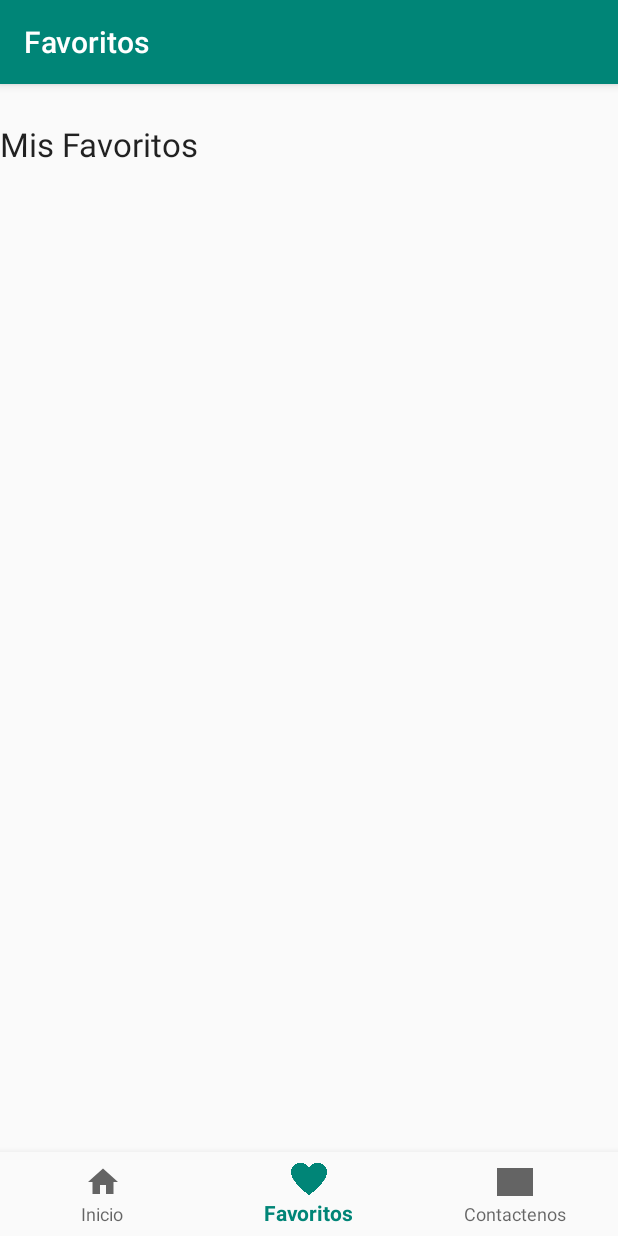
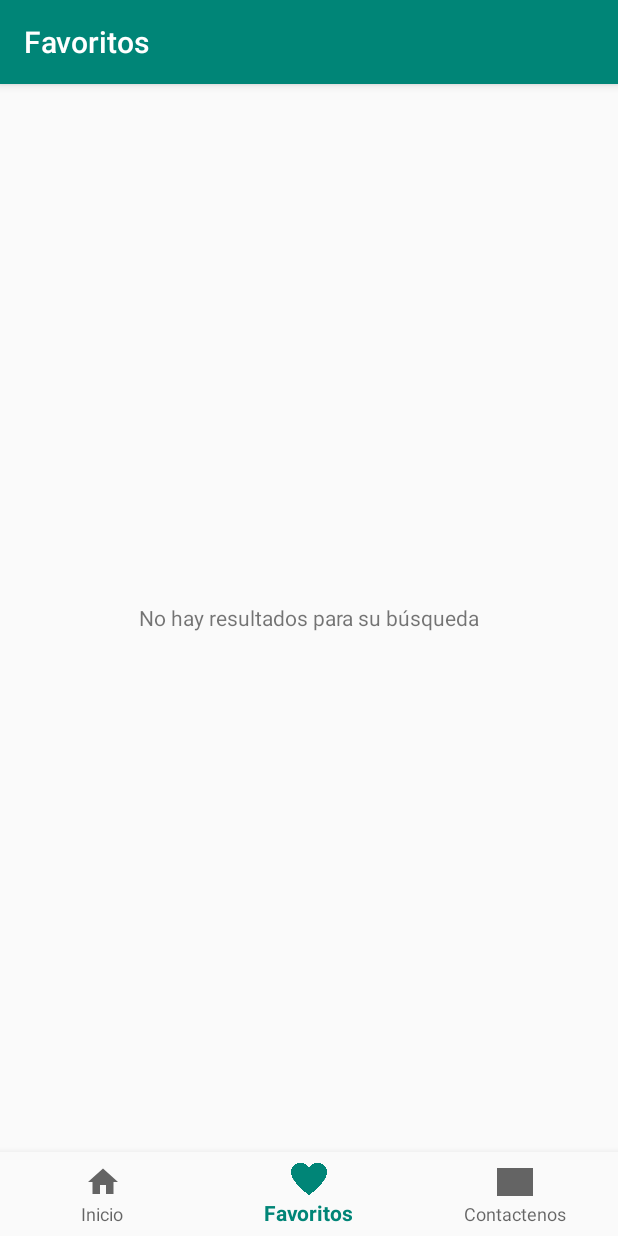
Before and after one commit to ajemmott/Relax, an Android app: the Fragmento_inicio screen opened directly, with no data from a screen before it, item 2 of the bottom bar chosen, on a phone screen of 412 x 824 dp. Run offline under Robolectric (Android 15) with nearby library versions, the phone set to English and light mode, and no system bars.

Commit message:
Mejoré la forma de guardar todo, Ahora si se usa la clase. Implementación de la sección de favoritos.

```diff
--- a/app/src/main/java/com/example/jmbwb/relax/DatosTecnicas.java
+++ b/app/src/main/java/com/example/jmbwb/relax/DatosTecnicas.java
@@ -3,15 +3,18 @@ package com.example.jmbwb.relax;
 public class DatosTecnicas {
     private String titulo, url_video, descripcion;
     private int imagen;
+    private Float rating;
 
-    public DatosTecnicas(String titulo, String url_video, String descripcion, int imagen){
+    public DatosTecnicas(String titulo, String url_video, String descripcion, int imagen, float rating){
         this.titulo=titulo;
         this.imagen=imagen;
         this.descripcion=descripcion;
         this.url_video=url_video;
+        this.rating=rating;
     }
 
     public void setTitulo(String titulo) {
+
         this.titulo = titulo;
     }
 
@@ -35,6 +38,14 @@ public class DatosTecnicas {
         this.descripcion = descripcion;
     }
 
+    public Float getRating() {
+        return rating;
+    }
+
+    public void setRating(Float rating) {
+        this.rating = rating;
+    }
+
     public String getTitulo() {
         return titulo;
     }
@@ -42,4 +53,26 @@ public class DatosTecnicas {
     public int getImagen() {
         return imagen;
     }
+
+    public static Object buscarFavorito(int i){
+        DatosTecnicas favorito;
+
+        if (Fragmento_inicio.datosTecnicas.get(i).getRating() >= 4.5){
+            favorito = Fragmento_inicio.datosTecnicas.get(i);
+            return favorito;
+        }
+        return null;
+    }
+
+    public static Integer  buscarObj (String nombre){
+        int i;
+
+        for (i=0; i < Fragmento_inicio.datosTecnicas.size(); i++){
+            if (Fragmento_inicio.datosTecnicas.get(i).titulo.equals(nombre)){
+                return i;
+            }
+        }
+        return null;
+    }
+
 }
--- a/app/src/main/java/com/example/jmbwb/relax/Fragmento_favorito.java
+++ b/app/src/main/java/com/example/jmbwb/relax/Fragmento_favorito.java
@@ -4,23 +4,72 @@ import android.os.Bundle;
 import android.support.annotation.NonNull;
 import android.support.annotation.Nullable;
 import android.support.v4.app.Fragment;
+import android.support.v7.widget.DefaultItemAnimator;
+import android.support.v7.widget.DividerItemDecoration;
+import android.support.v7.widget.GridLayoutManager;
+import android.support.v7.widget.LinearLayoutManager;
+import android.support.v7.widget.RecyclerView;
 import android.view.LayoutInflater;
 import android.view.View;
 import android.view.ViewGroup;
 import android.widget.TextView;
 
+import java.util.ArrayList;
+
 public class Fragmento_favorito extends Fragment {
+    View view;
+    public ArrayList<DatosTecnicas> favoritos = new ArrayList<>();     //Lista de favoritos
+    TextView tv_vacio;
+
     @Nullable
     @Override
     public View onCreateView(@NonNull LayoutInflater inflater, @Nullable ViewGroup container, @Nullable Bundle savedInstanceState) {
         //definir el xml para el fragmento
-        return inflater.inflate(R.layout.fragmento_favorito, container, false);
+        View view = inflater.inflate(R.layout.fragmento_favorito, container, false);
+
+        tv_vacio = view.findViewById(R.id.tv_vacio);
+
+        //El recycler view
+        RecyclerView rv_favoritos = view.findViewById(R.id.rv_favoritos);
+        //El layout manager
+        rv_favoritos.setLayoutManager(new LinearLayoutManager(getActivity()));
+
+        int j=0;
+        for (int i=0; i < Fragmento_inicio.datosTecnicas.size(); i++){
+            Float actual = Fragmento_inicio.datosTecnicas.get(i).getRating();
+            if (actual > 3.5){
+                favoritos.add(j, Fragmento_inicio.datosTecnicas.get(i));
+                j++;
+            }
+        }
+
+        if (favoritos.isEmpty()) {
+            rv_favoritos.setVisibility(View.GONE);
+            tv_vacio.setVisibility(View.VISIBLE);
+        }
+        else {
+            rv_favoritos.setVisibility(View.VISIBLE);
+            tv_vacio.setVisibility(View.GONE);
+        }
+
+        //creando adaptador
+        RecyclerViewAdapter adapter = new RecyclerViewAdapter(favoritos);
+        //asignandolo
+        rv_favoritos.setAdapter(adapter);
+        //animador
+        rv_favoritos.setItemAnimator(new DefaultItemAnimator());
+        //estableciendo como un grid de dos columnas
+        rv_favoritos.setLayoutManager(new GridLayoutManager(getActivity(), 2));
+        //para la linea que separa cada uno
+        rv_favoritos.addItemDecoration(new DividerItemDecoration(rv_favoritos.getContext(), DividerItemDecoration.VERTICAL));
+
+        //definir el xml para el fragmento
+        return view;
     }
 
     //Cualquier setup de las vistas es acá
     @Override
     public void onViewCreated(@NonNull View view, @Nullable Bundle savedInstanceState) {
         super.onViewCreated(view, savedInstanceState);
-        TextView tv_favoritos = view.findViewById(R.id.tv_favoritos);
     }
 }
--- a/app/src/main/java/com/example/jmbwb/relax/Fragmento_inicio.java
+++ b/app/src/main/java/com/example/jmbwb/relax/Fragmento_inicio.java
@@ -23,6 +23,7 @@ import java.util.ArrayList;
 
 public class Fragmento_inicio extends Fragment {
     View view;
+    public static ArrayList <DatosTecnicas> datosTecnicas = new ArrayList<>();     //datos del recycler view
 
     @Nullable
     @Override
@@ -34,50 +35,8 @@ public class Fragmento_inicio extends Fragment {
 
         rv_tecnicas.setLayoutManager(new LinearLayoutManager(getActivity()));
 
-        //datos del recycler view
-        ArrayList<String> titulos = new ArrayList<>();
-        ArrayList<String> urls = new ArrayList<>();
-        ArrayList<String> descripcion = new ArrayList<>();
-        ArrayList<Integer> imagenes = new ArrayList<>();
-
-        titulos.add("Caminar"); titulos.add("Conversar"); titulos.add("Correr"); titulos.add("Escuchar música");
-        titulos.add("Relajación Progresiva"); titulos.add("Jugar con tu mascota"); titulos.add("Meditar");
-        titulos.add("Respirar"); titulos.add("Tomar té"); titulos.add("Yoga");
-
-        urls.add("9YfnG_UC5oU"); urls.add("FhMA9FKFwjc"); urls.add("zq0ua8CPMeo"); urls.add("4FvuEaByqLE");
-        urls.add("eu-2iWv_fCM"); urls.add("zkJGccBiCkg"); urls.add("a9fBwDihz5c");
-        urls.add("Df5cnoSVz-U"); urls.add("EnSash8H_Ac"); urls.add("1J8CRcoFekE");
-
-        descripcion.add("amina. No importa si es de camino a la oficina, de la estación de tren a casa, o simplemente mientras andas a la orilla del mar o entre los árboles.");
-        descripcion.add("");
-        descripcion.add("Al correr nuestro organismo continua experimentando beneficios una vez en reposo: se generan endorfinas que provocan sensaciones placenteras y de bienestar, minimizando estados de ansiedad y aumentando la relajación.");
-        descripcion.add("La música es una herramienta muy poderosa ya que tiene el poder de transmitir emociones, y está comprobado que la música que escuchamos afecta al ser humano de  diferentes formas y llega a modificar el estado de ánimo. ");
-        descripcion.add("Consiste en ir relajando los grupos musculares del cuerpo de manera progresiva, como si se tratase del recorrido de un pequeño tren imaginario. Es un ejercicio muy útil para reducir la ansiedad relacionada con procesos físicos como el deporte o el seguimiento de horarios estrictos.");
-        descripcion.add("El efecto calmante de una mascota también protege contra la soledad, depresión y ansiedad. Los psicoterapeutas reportan que muchos pacientes tensos y ansiosos se calman y relajan cuando se lleva un animal a la habitación en la que se encuentran.");
-        descripcion.add("Para esta técnica de relajación necesitarás sentarte en una silla cómoda y empezar a seguir los pasos descritos en el ejercicio de respiración con el diafragma. ");
-        descripcion.add("La respiración profunda ayuda a activar el sistema nervioso parasimpático, induciendo a la relajación. La técnica de respiración denominada 4, 7, 8 funciona como un tranquilizante natural para el sistema nervioso.");
-        descripcion.add("Existen algunas infusiones que nos ayudan a aliviar tensiones y nos pueden resultar de utilidad en estas situaciones.");
-        descripcion.add("El yoga ha demostrado ser particularmente beneficioso si se sufre de dolor de espalda, y también puede ser de gran beneficio para la salud mental.");
-
-        imagenes.add(R.drawable.t_caminar); imagenes.add(R.drawable.t_conversar); imagenes.add(R.drawable.t_correr); imagenes.add(R.drawable.t_escucharmusica);
-        imagenes.add(R.drawable.t_jacobson); imagenes.add(R.drawable.t_jugarmascota); imagenes.add(R.drawable.t_meditar);
-        imagenes.add(R.drawable.t_respirar); imagenes.add(R.drawable.t_tomarte); imagenes.add(R.drawable.t_yoga);
-        //DatosTecnicas datos[] = {
-         //       new DatosTecnicas("Caminar", "9YfnG_UC5oU", "Camina. No importa si es de camino a la oficina, del supermercado al colegio de los niños, de la estación de tren a casa, o simplemente mientras andas a la orilla del mar o entre los árboles.",R.drawable.t_caminar),
-         //       new DatosTecnicas("Conversar", "FhMA9FKFwjc", "", R.drawable.t_conversar),
-         //       new DatosTecnicas("Correr", "zq0ua8CPMeo", "Al correr nuestro organismo continua experimentando beneficios una vez en reposo: se generan endorfinas que son opiáceos endógenos que provocan sensaciones placenteras y de bienestar, minimizando estados de ansiedad y aumentando la relajación.", R.drawable.t_correr),
-         //       new DatosTecnicas("Escuchar música","4FvuEaByqLE", "La música es una herramienta muy poderosa ya que tiene el poder de transmitir emociones, y está comprobado que la música que escuchamos afecta al ser humano de  diferentes formas y llega a modificar el estado de ánimo. " ,R.drawable.t_escucharmusica),
-         //       new DatosTecnicas("Relajación Progresiva","eu-2iWv_fCM" ,"Consiste en ir relajando los grupos musculares del cuerpo de manera progresiva, como si se tratase del recorrido de un pequeño tren imaginario. Es un ejercicio muy útil para reducir la ansiedad relacionada con procesos físicos como el deporte o el seguimiento de horarios estrictos. Sin embargo, hacerlo te llevará más rato que el resto, por lo que deberías de asegurarte que dispones de un tiempo en el que nadie te va a molestar.",R.drawable.t_jacobson),
-          //      new DatosTecnicas("Jugar con tu mascota", "zkJGccBiCkg", "El efecto calmante de una mascota también protege contra la soledad, depresión y ansiedad. Los psicoterapeutas reportan que muchos pacientes tensos y ansiosos se calman y relajan cuando se lleva un animal a la habitación en la que se encuentran.", R.drawable.t_jugarmascota),
-         //       new DatosTecnicas("Meditar", "a9fBwDihz5c","Para esta técnica de relajación necesitarás sentarte en una silla cómoda y empezar a seguir los pasos descritos en el ejercicio de respiración con el diafragma. ",R.drawable.t_meditar),
-         //       new DatosTecnicas("Respirar", "Df5cnoSVz-U", "La respiración profunda ayuda a activar el sistema nervioso parasimpático, induciendo a la relajación. La técnica de respiración denominada 4, 7, 8 del Dr. Weil funciona como un tranquilizante natural para el sistema nervioso.", R.drawable.t_respirar),
-         //       new DatosTecnicas("Tomar Té", "EnSash8H_Ac", "Existen algunas infusiones que nos ayudan a aliviar tensiones y nos pueden resultar de utilidad en estas situaciones.", R.drawable.t_tomarte),
-         //       new DatosTecnicas("Yoga", "1J8CRcoFekE", "El yoga ha demostrado ser particularmente beneficioso si se sufre de dolor de espalda, y también puede ser de gran beneficio para la salud mental.", R.drawable.t_yoga)
-        //};
-
-
         //creando adaptador
-        RecyclerViewAdapter adapter = new RecyclerViewAdapter(titulos, urls, descripcion, imagenes);
+        RecyclerViewAdapter adapter = new RecyclerViewAdapter(datosTecnicas);
         //asignandolo
         rv_tecnicas.setAdapter(adapter);
         //animador
@@ -97,5 +56,16 @@ public class Fragmento_inicio extends Fragment {
         RecyclerView rv_nuevas = view.findViewById(R.id.rv_nuevas);
         TextView tv_tecnicas = view.findViewById(R.id.tv_tecnicas);
         RecyclerView rv_tecnicas = view.findViewById(R.id.rv_tecnicas);
+
+        datosTecnicas.add(new DatosTecnicas("Caminar", "9YfnG_UC5oU", "Camina. No importa si es de camino a la oficina, del supermercado al colegio de los niños, de la estación de tren a casa, o simplemente mientras andas a la orilla del mar o entre los árboles.",R.drawable.t_caminar, 0));
+        datosTecnicas.add(new DatosTecnicas("Conversar", "FhMA9FKFwjc", "", R.drawable.t_conversar, 0));
+        datosTecnicas.add(new DatosTecnicas("Correr", "zq0ua8CPMeo", "Al correr nuestro organismo continua experimentando beneficios una vez en reposo: se generan endorfinas que son opiáceos endógenos que provocan sensaciones placenteras y de bienestar, minimizando estados de ansiedad y aumentando la relajación.", R.drawable.t_correr,0));
+        datosTecnicas.add(new DatosTecnicas("Escuchar música","4FvuEaByqLE", "La música es una herramienta muy poderosa ya que tiene el poder de transmitir emociones, y está comprobado que la música que escuchamos afecta al ser humano de  diferentes formas y llega a modificar el estado de ánimo. " ,R.drawable.t_escucharmusica,0));
+        datosTecnicas.add(new DatosTecnicas("Relajación Progresiva","eu-2iWv_fCM" ,"Consiste en ir relajando los grupos musculares del cuerpo de manera progresiva, como si se tratase del recorrido de un pequeño tren imaginario. Es un ejercicio muy útil para reducir la ansiedad relacionada con procesos físicos como el deporte o el seguimiento de horarios estrictos. Sin embargo, hacerlo te llevará más rato que el resto, por lo que deberías de asegurarte que dispones de un tiempo en el que nadie te va a molestar.",R.drawable.t_jacobson, 0));
+        datosTecnicas.add(new DatosTecnicas("Jugar con tu mascota", "zkJGccBiCkg", "El efecto calmante de una mascota también protege contra la soledad, depresión y ansiedad. Los psicoterapeutas reportan que muchos pacientes tensos y ansiosos se calman y relajan cuando se lleva un animal a la habitación en la que se encuentran.", R.drawable.t_jugarmascota,0));
+        datosTecnicas.add(new DatosTecnicas("Meditar", "a9fBwDihz5c","Para esta técnica de relajación necesitarás sentarte en una silla cómoda y empezar a seguir los pasos descritos en el ejercicio de respiración con el diafragma. ",R.drawable.t_meditar,0));
+        datosTecnicas.add(new DatosTecnicas("Respirar", "Df5cnoSVz-U", "La respiración profunda ayuda a activar el sistema nervioso parasimpático, induciendo a la relajación. La técnica de respiración denominada 4, 7, 8 del Dr. Weil funciona como un tranquilizante natural para el sistema nervioso.", R.drawable.t_respirar,0));
+        datosTecnicas.add(new DatosTecnicas("Tomar Té", "EnSash8H_Ac", "Existen algunas infusiones que nos ayudan a aliviar tensiones y nos pueden resultar de utilidad en estas situaciones.", R.drawable.t_tomarte, 0));
+        datosTecnicas.add(new DatosTecnicas("Yoga", "1J8CRcoFekE", "El yoga ha demostrado ser particularmente beneficioso si se sufre de dolor de espalda, y también puede ser de gran beneficio para la salud mental.", R.drawable.t_yoga,0));
     }
 }
--- a/app/src/main/java/com/example/jmbwb/relax/RecyclerViewAdapter.java
+++ b/app/src/main/java/com/example/jmbwb/relax/RecyclerViewAdapter.java
@@ -1,6 +1,5 @@
 package com.example.jmbwb.relax;
 
-import android.content.Context;
 import android.content.Intent;
 import android.support.annotation.NonNull;
 import android.support.v7.widget.RecyclerView;
@@ -13,17 +12,10 @@ import android.widget.TextView;
 import java.util.ArrayList;
 
 public class RecyclerViewAdapter extends RecyclerView.Adapter<RecyclerViewAdapter.ViewHolder> {
-    //private DatosTecnicas[] datosTec;
-    private ArrayList<String> datosTitulo;
-    private ArrayList<String> datosURL;
-    private ArrayList<String> datosdescrip;
-    private ArrayList<Integer> datosimagen;
+    private ArrayList<DatosTecnicas> datosTecnicas;
 
-    public RecyclerViewAdapter(ArrayList<String> datosTitulo, ArrayList<String> datosURL, ArrayList<String> datosdescrip, ArrayList<Integer> datosimagen){
-        this.datosTitulo = datosTitulo;
-        this.datosURL = datosURL;
-        this.datosdescrip = datosdescrip;
-        this.datosimagen = datosimagen;
+    public RecyclerViewAdapter(ArrayList<DatosTecnicas> datosTecnicas){
+        this.datosTecnicas = datosTecnicas;
     }
 
     //Creando nuevas vistas
@@ -38,8 +30,8 @@ public class RecyclerViewAdapter extends RecyclerView.Adapter<RecyclerViewAdapte
     @Override
     public void onBindViewHolder(@NonNull RecyclerViewAdapter.ViewHolder viewHolder, final int i) {
         //viewHolder.textview.setText(datosTec[i].getTitulo());
-        viewHolder.textview.setText(datosTitulo.get(i));
-        viewHolder.imageView.setImageResource(datosimagen.get(i));
+        viewHolder.textview.setText(datosTecnicas.get(i).getTitulo());
+        viewHolder.imageView.setImageResource(datosTecnicas.get(i).getImagen());
 
         //Para cuando se selecciona un item del recycler view
         viewHolder.itemView.setOnClickListener(new View.OnClickListener() {
@@ -48,8 +40,10 @@ public class RecyclerViewAdapter extends RecyclerView.Adapter<RecyclerViewAdapte
                 //Abriendo la Actividad para ver la tecnica a detalle
                 Intent intent = new Intent(view.getContext(), MostrartecnicaActivity.class);
                 //pasando datos de la tecnica
-                intent.putExtra("url_video", datosURL.get(i));
-                intent.putExtra("descripcion", datosdescrip.get(i));
+                intent.putExtra("nombre", datosTecnicas.get(i).getTitulo());
+                intent.putExtra("url_video", datosTecnicas.get(i).getUrl_video());
+                intent.putExtra("descripcion", datosTecnicas.get(i).getDescripcion());
+
                 //iniciando actividad
                 view.getContext().startActivity(intent);
             }
@@ -58,7 +52,7 @@ public class RecyclerViewAdapter extends RecyclerView.Adapter<RecyclerViewAdapte
 
     @Override
     public int getItemCount() {
-        return datosTitulo.size();
+        return datosTecnicas.size();
     }
 
     //clase encargada de tener las referencias de cada item del RecyclerView
--- a/app/src/main/res/layout/fragmento_favorito.xml
+++ b/app/src/main/res/layout/fragmento_favorito.xml
@@ -1,24 +1,24 @@
 <?xml version="1.0" encoding="utf-8"?>
-<android.support.constraint.ConstraintLayout
-    xmlns:android="http://schemas.android.com/apk/res/android"
+<android.support.constraint.ConstraintLayout xmlns:android="http://schemas.android.com/apk/res/android"
+    xmlns:app="http://schemas.android.com/apk/res-auto"
     xmlns:tools="http://schemas.android.com/tools"
     android:layout_width="match_parent"
     android:layout_height="match_parent">
-
-    <TextView
-        android:id="@+id/tv_favoritos"
-        android:layout_width="match_parent"
-        android:layout_height="wrap_content"
-        android:paddingTop="25dp"
-        android:text="Mis Favoritos"
-        android:textAppearance="@style/TextAppearance.AppCompat.Large" />
 
     <android.support.v7.widget.RecyclerView
         android:id="@+id/rv_favoritos"
         android:layout_width="368dp"
         android:layout_height="496dp"
+        tools:ignore="MissingConstraints"
         tools:layout_editor_absoluteX="8dp"
-        tools:layout_editor_absoluteY="63dp"
-        tools:ignore="MissingConstraints" />
+        tools:layout_editor_absoluteY="0dp" />
+
+    <TextView
+        android:id="@+id/tv_vacio"
+        android:layout_width="match_parent"
+        android:layout_height="match_parent"
+        android:gravity="center"
+        android:text="No hay resultados para su búsqueda"
+        android:visibility="gone" />
 
 </android.support.constraint.ConstraintLayout>
```
Also changed, not shown: app/src/main/java/com/example/jmbwb/relax/MostrartecnicaActivity.java (+34 -3 lines), app/src/main/res/layout/activity_mostrartecnica.xml (+18 -2 lines).
